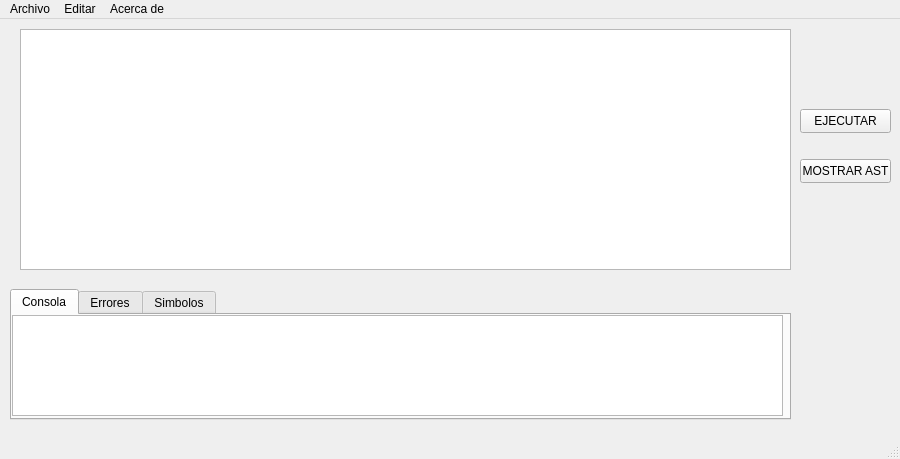
Above: Proyecto1/mainwindow.ui from ErickMayorgaR/OLC2-Proyecto2-1S2023-201901758 before the change. Below: the same form after it.
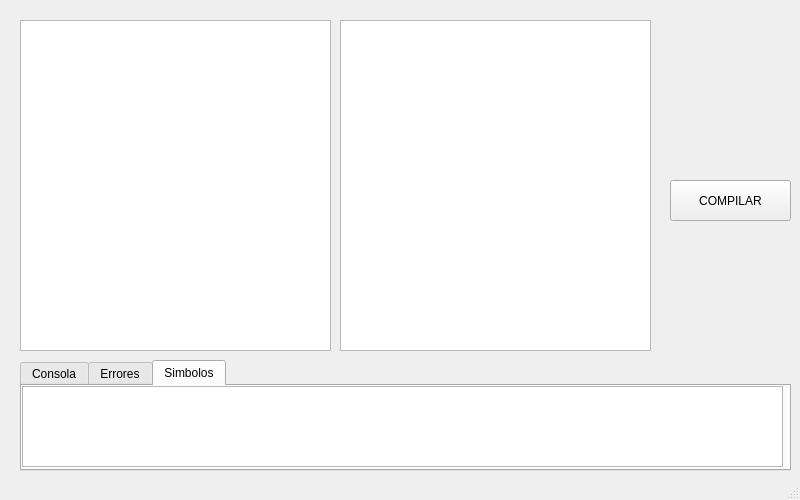
That is the form after the change. The open tabs and pages were chosen to show the change.

Patch:
```diff
--- a/Proyecto1/mainwindow.ui
+++ b/Proyecto1/mainwindow.ui
@@ -6,8 +6,8 @@
    <rect>
     <x>0</x>
     <y>0</y>
-    <width>900</width>
-    <height>459</height>
+    <width>800</width>
+    <height>500</height>
    </rect>
   </property>
   <property name="windowTitle">
@@ -18,69 +18,51 @@
     <property name="geometry">
      <rect>
       <x>20</x>
-      <y>10</y>
-      <width>771</width>
-      <height>241</height>
+      <y>20</y>
+      <width>311</width>
+      <height>331</height>
      </rect>
     </property>
    </widget>
-   <widget class="QPushButton" name="pushButton_2">
+   <widget class="QTextEdit" name="textEdit_2">
     <property name="geometry">
      <rect>
-      <x>800</x>
-      <y>90</y>
-      <width>91</width>
-      <height>24</height>
+      <x>340</x>
+      <y>20</y>
+      <width>311</width>
+      <height>331</height>
      </rect>
     </property>
-    <property name="text">
-     <string>EJECUTAR</string>
-    </property>
    </widget>
    <widget class="QPushButton" name="pushButton_3">
     <property name="geometry">
      <rect>
-      <x>800</x>
-      <y>140</y>
-      <width>91</width>
-      <height>24</height>
+      <x>670</x>
+      <y>180</y>
+      <width>121</width>
+      <height>41</height>
      </rect>
     </property>
     <property name="text">
-     <string>MOSTRAR AST</string>
+     <string>COMPILAR</string>
     </property>
    </widget>
    <widget class="QTabWidget" name="tabWidget">
     <property name="geometry">
      <rect>
-      <x>10</x>
-      <y>270</y>
-      <width>781</width>
-      <height>131</height>
+      <x>20</x>
+      <y>360</y>
+      <width>771</width>
+      <height>111</height>
      </rect>
     </property>
     <property name="currentIndex">
      <number>0</number>
     </property>
-    <widget class="QWidget" name="tab_3">
+    <widget class="QWidget" name="tab">
      <attribute name="title">
       <string>Consola</string>
      </attribute>
-     <widget class="QTextEdit" name="textEdit_2">
-      <property name="geometry">
-       <rect>
-        <x>0</x>
-        <y>0</y>
-        <width>771</width>
-        <height>101</height>
-       </rect>
-      </property>
-     </widget>
-    </widget>
-    <widget class="QWidget" name="tab_4">
-     <attribute name="title">
-      <string>Errores</string>
-     </attribute>
      <widget class="QTextEdit" name="textEdit_3">
       <property name="geometry">
        <rect>
@@ -92,9 +74,9 @@
       </property>
      </widget>
     </widget>
-    <widget class="QWidget" name="tab">
+    <widget class="QWidget" name="tab_2">
      <attribute name="title">
-      <string>Simbolos</string>
+      <string>Errores</string>
      </attribute>
      <widget class="QTextEdit" name="textEdit_4">
       <property name="geometry">
@@ -107,40 +89,23 @@
       </property>
      </widget>
     </widget>
+    <widget class="QWidget" name="tab_3">
+     <attribute name="title">
+      <string>Simbolos</string>
+     </attribute>
+     <widget class="QTextEdit" name="textEdit_5">
+      <property name="geometry">
+       <rect>
+        <x>0</x>
+        <y>0</y>
+        <width>761</width>
+        <height>81</height>
+       </rect>
+      </property>
+     </widget>
+    </widget>
    </widget>
   </widget>
-  <widget class="QMenuBar" name="menubar">
-   <property name="geometry">
-    <rect>
-     <x>0</x>
-     <y>0</y>
-     <width>900</width>
-     <height>17</height>
-    </rect>
-   </property>
-   <widget class="QMenu" name="menuArchivo">
-    <property name="title">
-     <string>Archivo</string>
-    </property>
-    <addaction name="actionAbrir_Archivo"/>
-    <addaction name="actionGuardar_Archivo"/>
-    <addaction name="actionGuardar_como"/>
-   </widget>
-   <widget class="QMenu" name="menuEditar">
-    <property name="title">
-     <string>Editar</string>
-    </property>
-    <addaction name="actionEditor_de_c_digo"/>
-   </widget>
-   <widget class="QMenu" name="menuAcerca_de">
-    <property name="title">
-     <string>Acerca de</string>
-    </property>
-   </widget>
-   <addaction name="menuArchivo"/>
-   <addaction name="menuEditar"/>
-   <addaction name="menuAcerca_de"/>
-  </widget>
   <widget class="QStatusBar" name="statusbar"/>
   <action name="actionAbrir_Archivo">
    <property name="text">
```
Left out of the diff: 37 changed lines with no effect on the pictures.
